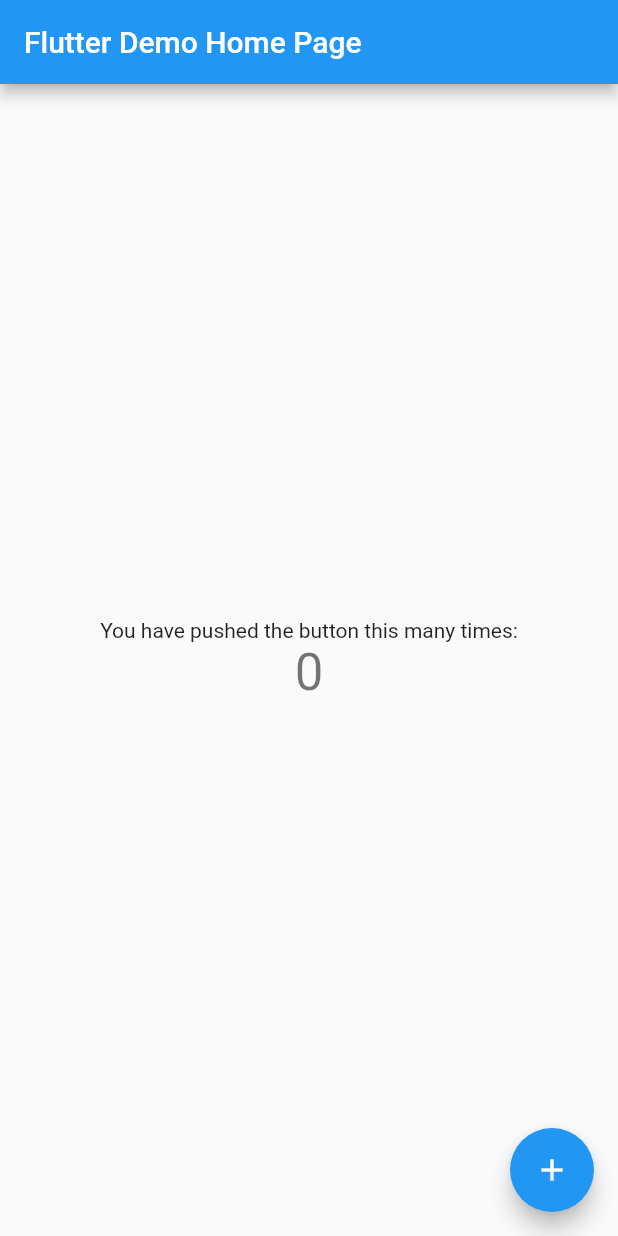
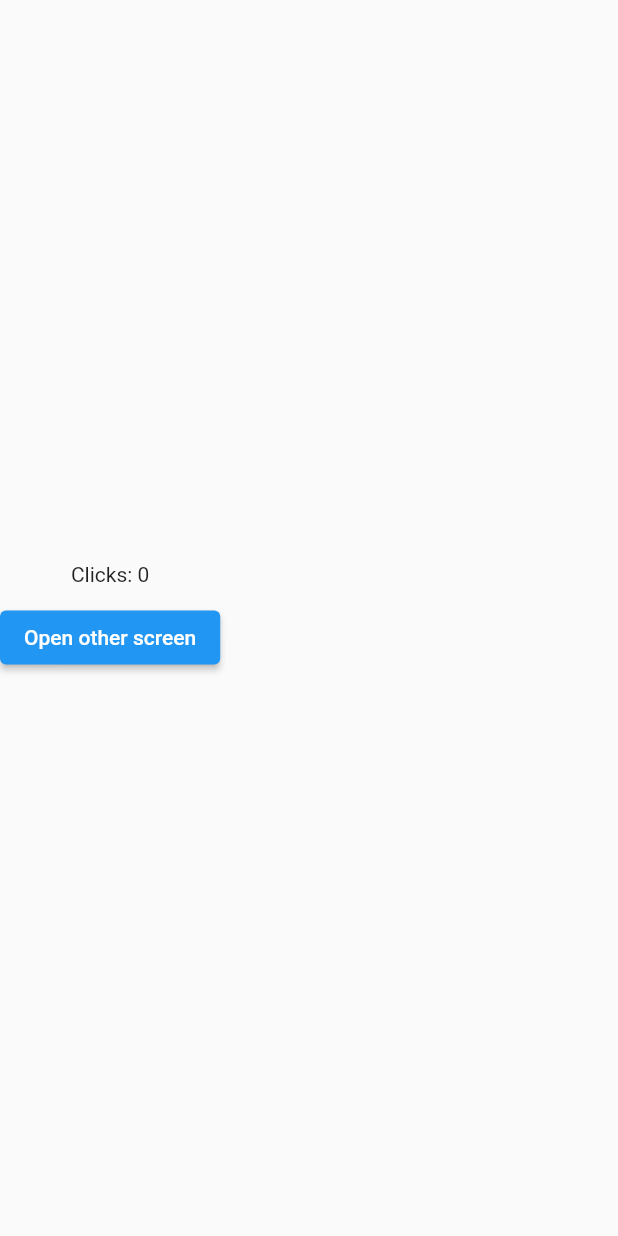
Before and after one commit to kanishkd4/flutter_getx_firebase, a Flutter app: the screen it shows after launch, on a phone screen of 412 x 824 dp. Run offline on Flutter 3.47's test engine with Material 2 defaults, Android fonts, the phone set to English and light mode, and no system bars; our stand-ins replace get.

Commit message:
first screens added for a dirty app

```diff
--- /dev/null
+++ b/lib/controllers/counter_controller.dart
@@ -0,0 +1,9 @@
+import 'package:get/get.dart';
+
+class CounterController extends GetxController {
+  var counter = 0.obs; // obs makes the int an observable
+
+  void increment() {
+    counter++;
+  }
+}
--- a/lib/main.dart
+++ b/lib/main.dart
@@ -1,4 +1,6 @@
 import 'package:flutter/material.dart';
+import 'package:flutter_getx_firebase/screens/home.dart';
+import 'package:get/get.dart';
 
 void main() {
   runApp(const MyApp());
@@ -10,106 +12,13 @@
   // This widget is the root of your application.
   @override
   Widget build(BuildContext context) {
-    return MaterialApp(
+    return GetMaterialApp(
+      // this allows us to change screens without using the buildcontext of the app
       title: 'Flutter Demo',
       theme: ThemeData(
-        // This is the theme of your application.
-        //
-        // Try running your application with "flutter run". You'll see the
-        // application has a blue toolbar. Then, without quitting the app, try
-        // changing the primarySwatch below to Colors.green and then invoke
-        // "hot reload" (press "r" in the console where you ran "flutter run",
-        // or simply save your changes to "hot reload" in a Flutter IDE).
-        // Notice that the counter didn't reset back to zero; the application
-        // is not restarted.
         primarySwatch: Colors.blue,
       ),
-      home: const MyHomePage(title: 'Flutter Demo Home Page'),
+      home: HomeScreen(),
     );
   }
 }
-
-class MyHomePage extends StatefulWidget {
-  const MyHomePage({Key? key, required this.title}) : super(key: key);
-
-  // This widget is the home page of your application. It is stateful, meaning
-  // that it has a State object (defined below) that contains fields that affect
-  // how it looks.
-
-  // This class is the configuration for the state. It holds the values (in this
-  // case the title) provided by the parent (in this case the App widget) and
-  // used by the build method of the State. Fields in a Widget subclass are
-  // always marked "final".
-
-  final String title;
-
-  @override
-  State<MyHomePage> createState() => _MyHomePageState();
-}
-
-class _MyHomePageState extends State<MyHomePage> {
-  int _counter = 0;
-
-  void _incrementCounter() {
-    setState(() {
-      // This call to setState tells the Flutter framework that something has
-      // changed in this State, which causes it to rerun the build method below
-      // so that the display can reflect the updated values. If we changed
-      // _counter without calling setState(), then the build method would not be
-      // called again, and so nothing would appear to happen.
-      _counter++;
-    });
-  }
-
-  @override
-  Widget build(BuildContext context) {
-    // This method is rerun every time setState is called, for instance as done
-    // by the _incrementCounter method above.
-    //
-    // The Flutter framework has been optimized to make rerunning build methods
-    // fast, so that you can just rebuild anything that needs updating rather
-    // than having to individually change instances of widgets.
-    return Scaffold(
-      appBar: AppBar(
-        // Here we take the value from the MyHomePage object that was created by
-        // the App.build method, and use it to set our appbar title.
-        title: Text(widget.title),
-      ),
-      body: Center(
-        // Center is a layout widget. It takes a single child and positions it
-        // in the middle of the parent.
-        child: Column(
-          // Column is also a layout widget. It takes a list of children and
-          // arranges them vertically. By default, it sizes itself to fit its
-          // children horizontally, and tries to be as tall as its parent.
-          //
-          // Invoke "debug painting" (press "p" in the console, choose the
-          // "Toggle Debug Paint" action from the Flutter Inspector in Android
-          // Studio, or the "Toggle Debug Paint" command in Visual Studio Code)
-          // to see the wireframe for each widget.
-          //
-          // Column has various properties to control how it sizes itself and
-          // how it positions its children. Here we use mainAxisAlignment to
-          // center the children vertically; the main axis here is the vertical
-          // axis because Columns are vertical (the cross axis would be
-          // horizontal).
-          mainAxisAlignment: MainAxisAlignment.center,
-          children: <Widget>[
-            const Text(
-              'You have pushed the button this many times:',
-            ),
-            Text(
-              '$_counter',
-              style: Theme.of(context).textTheme.headline4,
-            ),
-          ],
-        ),
-      ),
-      floatingActionButton: FloatingActionButton(
-        onPressed: _incrementCounter,
-        tooltip: 'Increment',
-        child: const Icon(Icons.add),
-      ), // This trailing comma makes auto-formatting nicer for build methods.
-    );
-  }
-}
--- /dev/null
+++ b/lib/screens/home.dart
@@ -0,0 +1,27 @@
+import 'package:flutter/material.dart';
+import 'package:flutter_getx_firebase/controllers/counter_controller.dart';
+import 'other.dart';
+import 'package:get/get.dart';
+
+class HomeScreen extends StatelessWidget {
+  final CounterController counterController = Get.put(CounterController());
+  @override
+  Widget build(BuildContext context) {
+    return Scaffold(
+        body: Column(
+      mainAxisAlignment: MainAxisAlignment.center,
+      children: [
+        Text("Clicks: ${counterController.counter.value}"),
+        SizedBox(
+          height: 10,
+        ),
+        ElevatedButton(
+          onPressed: () {
+            Get.to(OtherScreen());
+          },
+          child: Text("Open other screen"),
+        )
+      ],
+    ));
+  }
+}
--- a/pubspec.yaml
+++ b/pubspec.yaml
@@ -29,6 +29,7 @@
 dependencies:
   flutter:
     sdk: flutter
+  get: ^4.1.4
 
 
   # The following adds the Cupertino Icons font to your application.
```
Also changed, not shown: lib/screens/other.dart (added, +26 -0 lines).
